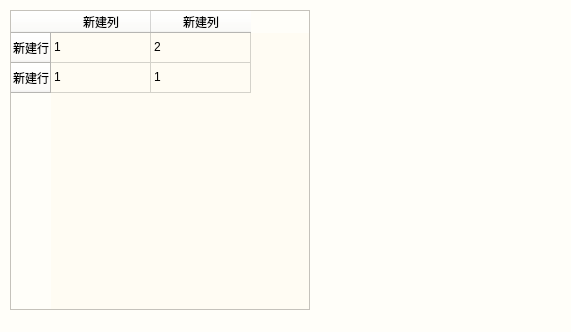
Above: miniwindows.ui from Zao-chen/ZcCommandEditor before the change. Below: the same form after it.
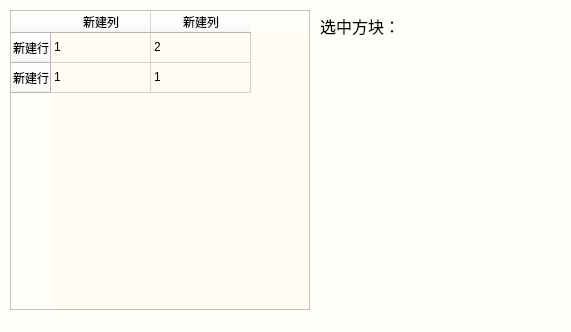
That is the form after the change.

What changed in the file:
```diff
--- a/miniwindows.ui
+++ b/miniwindows.ui
@@ -216,6 +216,24 @@
     </property>
    </item>
   </widget>
+  <widget class="QLabel" name="label_location">
+   <property name="geometry">
+    <rect>
+     <x>320</x>
+     <y>10</y>
+     <width>241</width>
+     <height>31</height>
+    </rect>
+   </property>
+   <property name="font">
+    <font>
+     <pointsize>12</pointsize>
+    </font>
+   </property>
+   <property name="text">
+    <string>选中方块：</string>
+   </property>
+  </widget>
  </widget>
  <resources/>
  <connections/>
```
